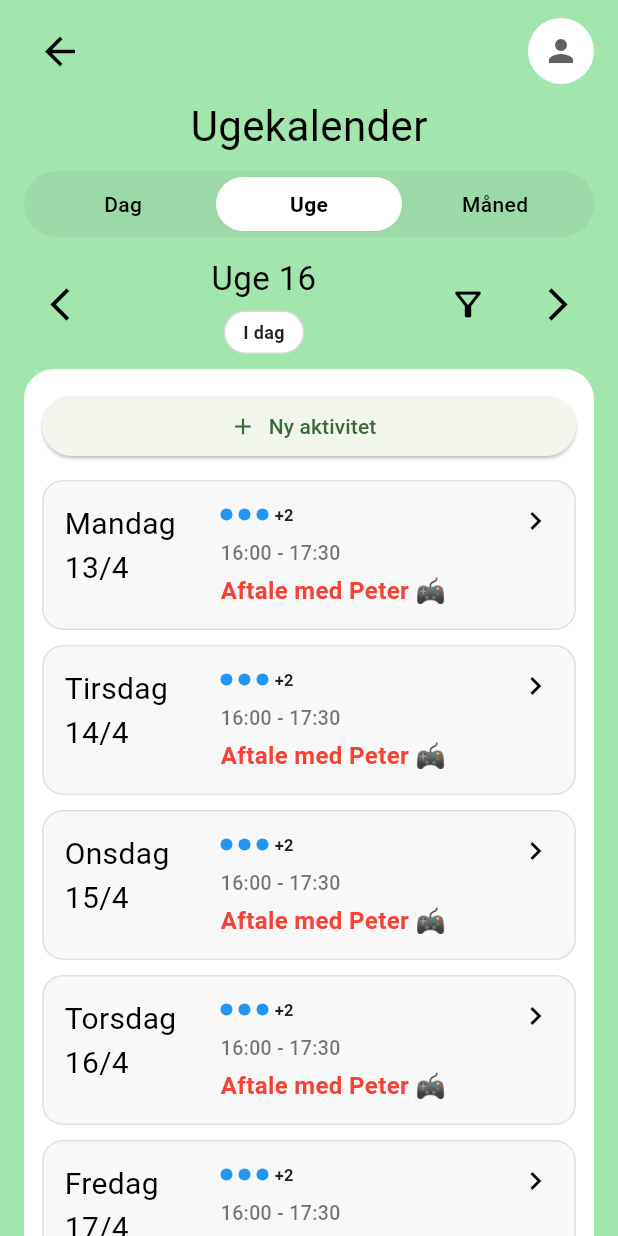
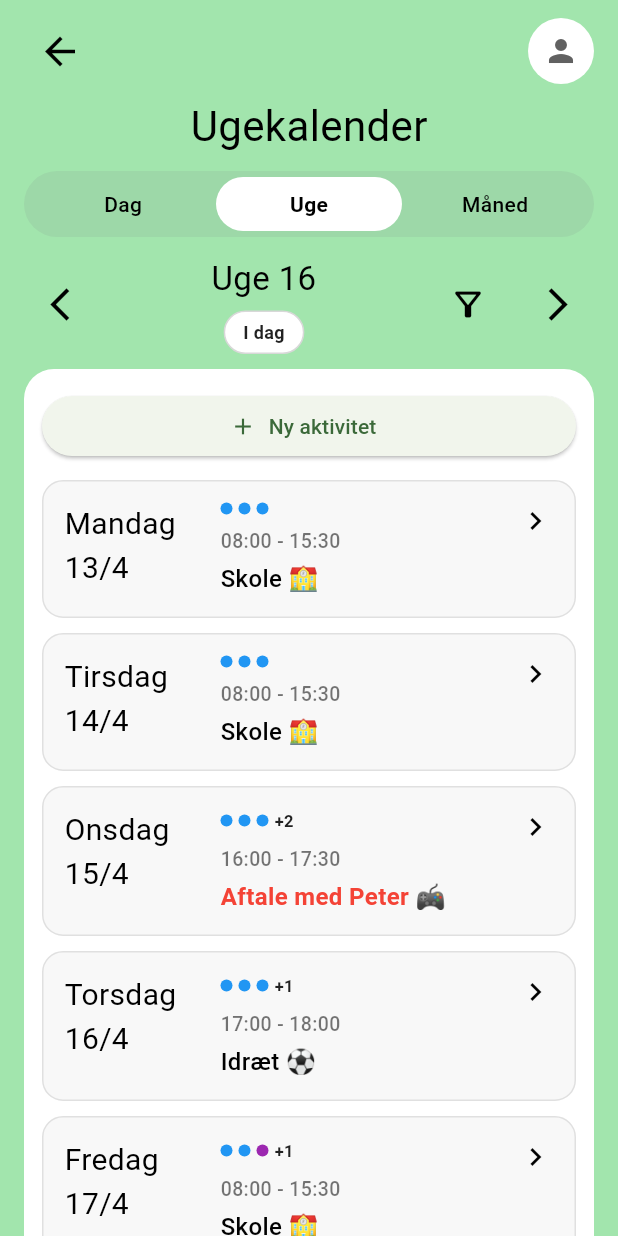
Before and after one commit to Hamada-dada/P10, a Flutter app: the MonthlyCalendarScreen screen opened by its route, after a tap on the "arrow back ios new" icon, after a tap on "Dag", after a tap on "Uge", on a phone screen of 412 x 824 dp. Run offline on Flutter 3.47's test engine with Material 3 defaults, Android fonts, the phone set to English and light mode, and no system bars; our stand-ins replace supabase_flutter; accounts and stored records are empty; Roboto replaces fonts that are missing (Italiana).

Commit message:
Corrected activity sevices, shared patheway

```diff
--- a/overblik/lib/screens/create_activity_screen.dart
+++ b/overblik/lib/screens/create_activity_screen.dart
@@ -235,7 +235,7 @@ class _CreateActivityScreenState extends State<CreateActivityScreen> {
                       ),
                       const SizedBox(height: 12),
                       DropdownButtonFormField<ActivityOwner>(
-                        value: _selectedOwner,
+                        initialValue: _selectedOwner,
                         decoration: const InputDecoration(
                           labelText: 'Ejer',
                           border: OutlineInputBorder(),
--- a/overblik/lib/screens/daily_calendar_screen.dart
+++ b/overblik/lib/screens/daily_calendar_screen.dart
@@ -21,7 +21,6 @@ class DailyCalendarScreen extends StatefulWidget {
 
 class _DailyCalendarScreenState extends State<DailyCalendarScreen> {
   final ActivityService _activityService = ActivityService();
-  final List<Activity> _createdActivities = [];
   late DateTime _focusedDate;
 
   @override
@@ -31,21 +30,7 @@ class _DailyCalendarScreenState extends State<DailyCalendarScreen> {
   }
 
   List<Activity> get _activitiesForFocusedDate {
-    final serviceActivities = _activityService.getActivitiesForDate(_focusedDate);
-
-    final createdActivitiesForDate = _createdActivities.where((activity) {
-      return activity.startTime.year == _focusedDate.year &&
-          activity.startTime.month == _focusedDate.month &&
-          activity.startTime.day == _focusedDate.day;
-    }).toList();
-
-    final allActivities = [
-      ...serviceActivities,
-      ...createdActivitiesForDate,
-    ];
-
-    allActivities.sort((a, b) => a.startTime.compareTo(b.startTime));
-    return allActivities;
+    return _activityService.getActivitiesForDate(_focusedDate);
   }
 
   void _goToPreviousDay() {
@@ -66,13 +51,17 @@ class _DailyCalendarScreenState extends State<DailyCalendarScreen> {
     });
   }
 
-  void _openActivityDetail(Activity activity) {
-    Navigator.push(
+  Future<void> _openActivityDetail(Activity activity) async {
+    final result = await Navigator.push<dynamic>(
       context,
       MaterialPageRoute(
         builder: (_) => ActivityDetailScreen(activity: activity),
       ),
     );
+
+    if (result == true) {
+      setState(() {});
+    }
   }
 
   Future<void> _openCreateActivityScreen() async {
@@ -84,9 +73,8 @@ class _DailyCalendarScreenState extends State<DailyCalendarScreen> {
     );
 
     if (createdActivity != null) {
-      setState(() {
-        _createdActivities.add(createdActivity);
-      });
+      _activityService.addActivity(createdActivity);
+      setState(() {});
     }
   }
 
@@ -153,7 +141,7 @@ class _DailyCalendarScreenState extends State<DailyCalendarScreen> {
                             ? const _EmptyActivitiesView()
                             : ListView.separated(
                                 itemCount: activities.length,
-                                separatorBuilder: (_, __) =>
+                                separatorBuilder: (_, _) =>
                                     const SizedBox(height: 10),
                                 itemBuilder: (context, index) {
                                   final activity = activities[index];
--- a/overblik/lib/screens/monthly_calendar_screen.dart
+++ b/overblik/lib/screens/monthly_calendar_screen.dart
@@ -16,7 +16,6 @@ class MonthlyCalendarScreen extends StatefulWidget {
 class _MonthlyCalendarScreenState extends State<MonthlyCalendarScreen> {
   DateTime _focusedDate = DateTime.now();
   final ActivityService _activityService = ActivityService();
-  final List<Activity> _createdActivities = [];
 
   void _goToPreviousMonth() {
     setState(() {
@@ -36,13 +35,15 @@ class _MonthlyCalendarScreenState extends State<MonthlyCalendarScreen> {
     });
   }
 
-  void _openDay(DateTime selectedDate) {
-    Navigator.push(
+  Future<void> _openDay(DateTime selectedDate) async {
+    await Navigator.push(
       context,
       MaterialPageRoute(
         builder: (_) => DailyCalendarScreen(initialDate: selectedDate),
       ),
     );
+
+    setState(() {});
   }
 
   Future<void> _openCreateActivityScreen() async {
@@ -54,28 +55,9 @@ class _MonthlyCalendarScreenState extends State<MonthlyCalendarScreen> {
     );
 
     if (createdActivity != null) {
-      setState(() {
-        _createdActivities.add(createdActivity);
-      });
+      _activityService.addActivity(createdActivity);
+      setState(() {});
     }
-  }
-
-  List<Activity> _activitiesForDate(DateTime date) {
-    final serviceActivities = _activityService.getActivitiesForDate(date);
-
-    final createdActivitiesForDate = _createdActivities.where((activity) {
-      return activity.startTime.year == date.year &&
-          activity.startTime.month == date.month &&
-          activity.startTime.day == date.day;
-    }).toList();
-
-    final allActivities = [
-      ...serviceActivities,
-      ...createdActivitiesForDate,
-    ];
-
-    allActivities.sort((a, b) => a.startTime.compareTo(b.startTime));
-    return allActivities;
   }
 
   List<DateTime> _buildMonthGrid(DateTime monthDate) {
@@ -204,7 +186,8 @@ class _MonthlyCalendarScreenState extends State<MonthlyCalendarScreen> {
                             weekNumber: _getWeekNumber(week[0]),
                             weekNumberWidth: weekNumberWidth,
                             cellHeight: cellHeight,
-                            getActivitiesForDate: _activitiesForDate,
+                            getActivitiesForDate:
+                                _activityService.getActivitiesForDate,
                             ownerColorBuilder: _ownerColor,
                             isSameDate: _isSameDate,
                             onTapDay: _openDay,
--- a/overblik/lib/screens/weekly_calendar_screen.dart
+++ b/overblik/lib/screens/weekly_calendar_screen.dart
@@ -161,7 +161,7 @@ class _WeeklyCalendarScreenState extends State<WeeklyCalendarScreen> {
                         shrinkWrap: true,
                         physics: const NeverScrollableScrollPhysics(),
                         itemCount: weekDays.length,
-                        separatorBuilder: (_, __) => const SizedBox(height: 10),
+                        separatorBuilder: (_, _) => const SizedBox(height: 10),
                         itemBuilder: (context, index) {
                           final day = weekDays[index];
                           final activities = _activitiesForDate(day);
--- a/overblik/lib/services/activity_service.dart
+++ b/overblik/lib/services/activity_service.dart
@@ -1,64 +1,27 @@
 import '../models/activity.dart';
 
 class ActivityService {
+  ActivityService._internal();
+
+  static final ActivityService _instance = ActivityService._internal();
+
+  factory ActivityService() => _instance;
+
+  final List<Activity> _activities = [];
+  final Set<String> _seededDates = {};
+
   List<Activity> getActivitiesForDate(DateTime date) {
-    if (date.weekday == DateTime.sunday) {
-      return [];
-    }
+    _ensureSeededForDate(date);
 
-    return [
-      Activity(
-        id: '1',
-        title: 'Morgenmad',
-        emoji: '🍳',
-        startTime: DateTime(date.year, date.month, date.day, 7, 0),
-        endTime: DateTime(date.year, date.month, date.day, 7, 15),
-        owner: ActivityOwner.me,
-        description: 'Spis morgenmad i køkkenet.',
-        participants: const ['Mig'],
-      ),
-      Activity(
-        id: '2',
-        title: 'Skole',
-        emoji: '🏫',
-        startTime: DateTime(date.year, date.month, date.day, 8, 0),
-        endTime: DateTime(date.year, date.month, date.day, 15, 30),
-        owner: ActivityOwner.me,
-        description: 'Skoledag med almindeligt skema.',
-        participants: const ['Mig'],
-      ),
-      Activity(
-        id: '3',
-        title: 'Aftale med Peter',
-        emoji: '🎮',
-        startTime: DateTime(date.year, date.month, date.day, 16, 0),
-        endTime: DateTime(date.year, date.month, date.day, 17, 30),
-        owner: ActivityOwner.me,
-        isImportant: true,
-        description: 'Peter kommer forbi, og I skal spille sammen.',
-        participants: const ['Mig', 'Peter'],
-      ),
-      Activity(
-        id: '4',
-        title: 'Takeout',
-        emoji: '😋',
-        startTime: DateTime(date.year, date.month, date.day, 18, 0),
-        endTime: DateTime(date.year, date.month, date.day, 18, 45),
-        owner: ActivityOwner.family,
-        description: 'Vælg mellem pizza eller sandwich.',
-        participants: const ['Mig', 'Mor', 'Far'],
-      ),
-      Activity(
-        id: '5',
-        title: 'Lektier',
-        emoji: '📘',
-        startTime: DateTime(date.year, date.month, date.day, 20, 0),
-        endTime: DateTime(date.year, date.month, date.day, 21, 0),
-        owner: ActivityOwner.me,
-        description: 'Dansk lektier og matematik lektier.',
-        participants: const ['Mig'],
-      ),
-    ];
+    final normalizedDate = _dateOnly(date);
+
+    final activitiesForDate = _activities.where((activity) {
+      final activityDate = _dateOnly(activity.startTime);
+      return activityDate == normalizedDate;
+    }).toList();
+
+    activitiesForDate.sort((a, b) => a.startTime.compareTo(b.startTime));
+    return activitiesForDate;
   }
 
   List<Activity> getActivitiesForWeek(DateTime focusedDate) {
@@ -70,6 +33,7 @@ class ActivityService {
       allActivities.addAll(getActivitiesForDate(currentDate));
     }
 
+    allActivities.sort((a, b) => a.startTime.compareTo(b.startTime));
     return allActivities;
   }
 
@@ -116,7 +80,180 @@ class ActivityService {
     return _startOfWeek(date);
   }
 
+  Activity? getActivityById(String id) {
+    try {
+      return _activities.firstWhere((activity) => activity.id == id);
+    } catch (_) {
+      return null;
+    }
+  }
+
+  void addActivity(Activity activity) {
+    _ensureSeededForDate(activity.startTime);
+    _activities.add(activity);
+  }
+
+  void updateActivity(Activity updatedActivity) {
+    final index =
+        _activities.indexWhere((activity) => activity.id == updatedActivity.id);
+
+    if (index == -1) {
+      return;
+    }
+
+    _activities[index] = updatedActivity;
+  }
+
+  void deleteActivity(String activityId) {
+    _activities.removeWhere((activity) => activity.id == activityId);
+  }
+
+  List<Activity> getAllActivities() {
+    final copy = List<Activity>.from(_activities);
+    copy.sort((a, b) => a.startTime.compareTo(b.startTime));
+    return copy;
+  }
+
+  DateTime _dateOnly(DateTime date) {
+    return DateTime(date.year, date.month, date.day);
+  }
+
   DateTime _startOfWeek(DateTime date) {
     return date.subtract(Duration(days: date.weekday - 1));
   }
+
+  String _dateKey(DateTime date) {
+    final normalized = _dateOnly(date);
+    return '${normalized.year}-${normalized.month}-${normalized.day}';
+  }
+
+  void _ensureSeededForDate(DateTime date) {
+    final key = _dateKey(date);
+
+    if (_seededDates.contains(key)) {
+      return;
+    }
+
+    _seededDates.add(key);
+
+    if (date.weekday == DateTime.sunday) {
+      return;
+    }
+
+    _activities.addAll(_buildSeedActivitiesForDate(date));
+  }
+
+  List<Activity> _buildSeedActivitiesForDate(DateTime date) {
+    final day = date.day;
+
+    final hasPeter = date.weekday == DateTime.wednesday || day % 5 == 0;
+    final hasTakeout = date.weekday == DateTime.friday || day % 3 == 0;
+    final hasHomework = date.weekday != DateTime.saturday;
+    final hasSport = date.weekday == DateTime.thursday;
+    final hasDogWalk = date.weekday == DateTime.saturday;
+
+    final List<Activity> seedActivities = [
+      Activity(
+        id: 'seed-${_dateKey(date)}-morgenmad',
+        title: 'Morgenmad',
+        emoji: '🍳',
+        startTime: DateTime(date.year, date.month, date.day, 7, 0),
+        endTime: DateTime(date.year, date.month, date.day, 7, 15),
+        owner: ActivityOwner.me,
+        description: 'Spis morgenmad i køkkenet.',
+        participants: const ['Mig'],
+      ),
+      Activity(
+        id: 'seed-${_dateKey(date)}-skole',
+        title: 'Skole',
+        emoji: '🏫',
+        startTime: DateTime(date.year, date.month, date.day, 8, 0),
+        endTime: DateTime(date.year, date.month, date.day, 15, 30),
+        owner: ActivityOwner.me,
+        description: 'Skoledag med almindeligt skema.',
+        participants: const ['Mig'],
+      ),
+    ];
+
+    if (hasPeter) {
+      seedActivities.add(
+        Activity(
+          id: 'seed-${_dateKey(date)}-peter',
+          title: 'Aftale med Peter',
+          emoji: '🎮',
+          startTime: DateTime(date.year, date.month, date.day, 16, 0),
+          endTime: DateTime(date.year, date.month, date.day, 17, 30),
+          owner: ActivityOwner.me,
+          isImportant: true,
+          description:
+              'Peter kommer forbi, og I skal spille sammen. Før Peter kommer skal du gøre dig klar derhjemme.',
+          participants: const ['Mig', 'Peter'],
+        ),
+      );
+    }
+
+    if (hasTakeout) {
+      seedActivities.add(
+        Activity(
+          id: 'seed-${_dateKey(date)}-takeout',
+          title: 'Takeout',
+          emoji: '😋',
+          startTime: DateTime(date.year, date.month, date.day, 18, 0),
+          endTime: DateTime(date.year, date.month, date.day, 18, 45),
+          owner: ActivityOwner.family,
+          description: 'Vælg mellem pizza eller sandwich.',
+          participants: const ['Mig', 'Mor', 'Far'],
+        ),
+      );
+    }
+
+    if (hasSport) {
+      seedActivities.add(
+        Activity(
+          id: 'seed-${_dateKey(date)}-sport',
+          title: 'Idræt',
+          emoji: '⚽',
+          startTime: DateTime(date.year, date.month, date.day, 17, 0),
+          endTime: DateTime(date.year, date.month, date.day, 18, 0),
+          owner: ActivityOwner.me,
+          isFavorite: true,
+          description: 'Idrætstræning i hallen.',
+          participants: const ['Mig'],
+        ),
+      );
+    }
+
+    if (hasHomework) {
+      seedActivities.add(
+        Activity(
+          id: 'seed-${_dateKey(date)}-lektier',
+          title: 'Lektier',
+          emoji: '📘',
+          startTime: DateTime(date.year, date.month, date.day, 20, 0),
+          endTime: DateTime(date.year, date.month, date.day, 21, 0),
+          owner: ActivityOwner.me,
+          description: 'Dansk lektier og matematik lektier.',
+          participants: const ['Mig'],
+        ),
+      );
+    }
+
+    if (hasDogWalk) {
+      seedActivities.add(
+        Activity(
+          id: 'seed-${_dateKey(date)}-hund',
+          title: 'Gå med hunden',
+          emoji: '🐕',
+          startTime: DateTime(date.year, date.month, date.day, 8, 30),
+          endTime: DateTime(date.year, date.month, date.day, 9, 0),
+          owner: ActivityOwner.family,
+          description: 'Gå en kort tur med hunden.',
+          participants: const ['Mig', 'Far'],
+        ),
+      );
+    }
+
+    seedActivities.sort((a, b) => a.startTime.compareTo(b.startTime));
+    return seedActivities;
+  }
 }
```
Also changed, not shown: overblik/lib/screens/activity_detail_screen.dart (+152 -29 lines).
